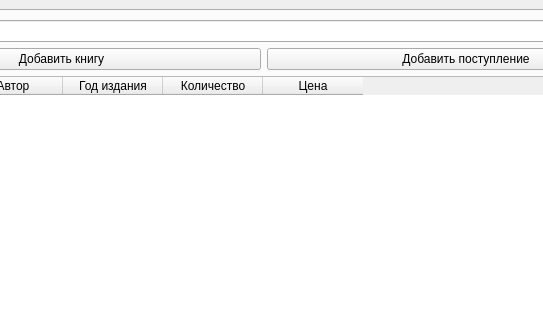
Old version of the form main_window.ui in the repository joparino/AccountingSystem; both pictures show x 256 to 799 and y 0 to 320 of the 941 by 641 pixel window.
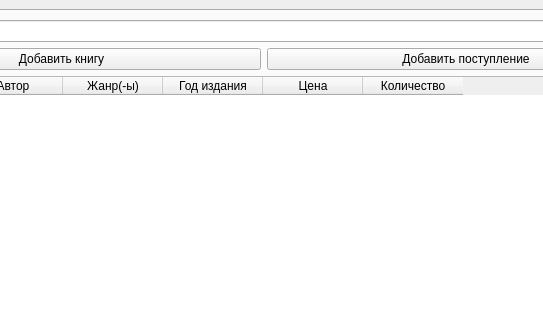
New version of the form. The open tabs and pages were chosen to show the change. Icons and pictures are not drawn.

Diff of the .ui file:
```diff
--- a/main_window.ui
+++ b/main_window.ui
@@ -240,21 +240,26 @@
               <string>Автор</string>
              </property>
             </column>
+            <column>
+             <property name="text">
+              <string>Жанр(-ы)</string>
+             </property>
+            </column>
             <column>
              <property name="text">
               <string>Год издания</string>
              </property>
             </column>
-            <column>
-             <property name="text">
-              <string>Количество</string>
-             </property>
-            </column>
             <column>
              <property name="text">
               <string>Цена</string>
              </property>
             </column>
+            <column>
+             <property name="text">
+              <string>Количество</string>
+             </property>
+            </column>
            </widget>
           </item>
          </layout>
```
Left out of the diff: 33 changed lines with no effect on the pictures.
